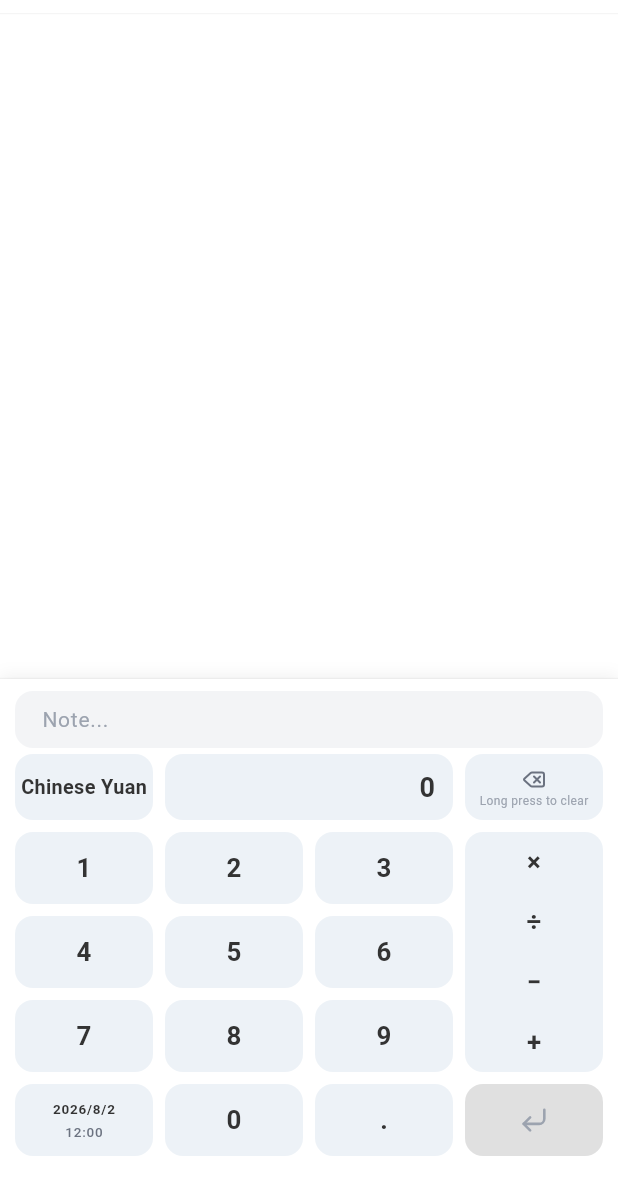
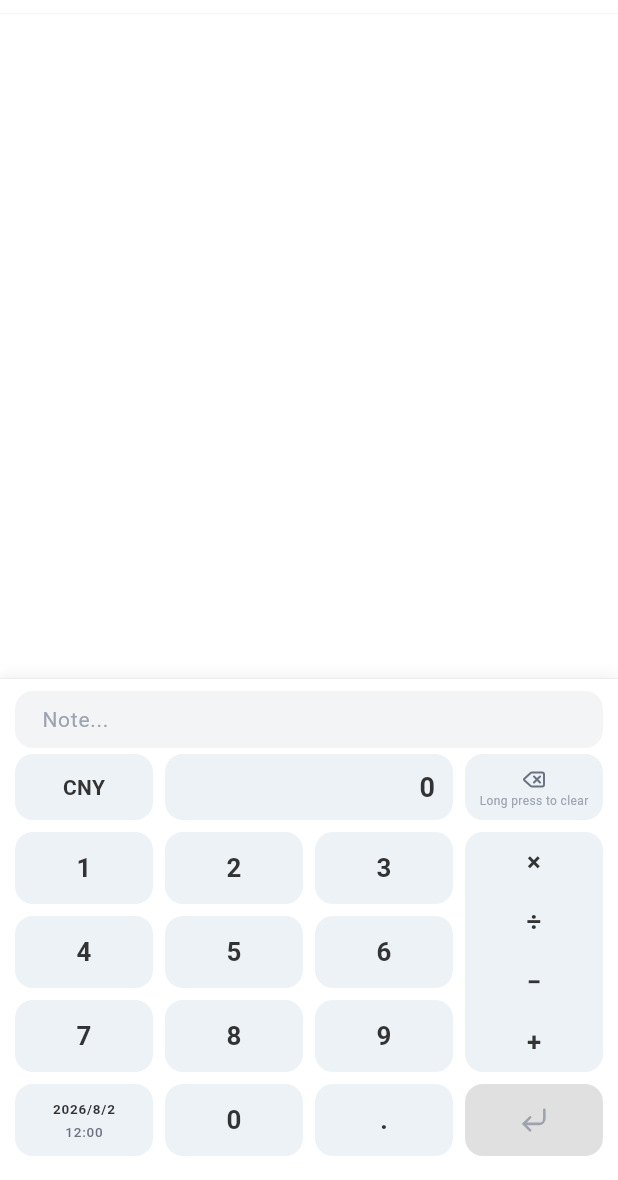
Before and after one commit to weilixiaozhi/Spitout, a Flutter app: the CalendarPage screen opened directly, after a tap on "Add entry on this day", on a phone screen of 412 x 824 dp, the part 56-1236 px from its top. Run offline on Flutter 3.47's test engine with Material 3 defaults, Android fonts, the phone set to English and light mode, and no system bars; drawn by our look-alikes of table_calendar; our stand-ins replace connectivity_plus, csv, decimal, device_info_plus, drift, file_picker and 16 more; missing offline and left inert: excel, flutter_list_view, gbk_codec, sqlite3, webdav_client; accounts and stored records are empty; generated files the repository leaves out were written again; statements that could not run were skipped.

Commit message:
fix(记账页): 币种框改用 ISO 代码，与首页徽章口径一致
- amount_expression_bar 币种框由 getCurrencyName 改为 txCurrency.toUpperCase()（CNY / USD），中文环境下不再显示「人民币」\n- 清理因此失效的 currencies.dart 导入

```diff
--- a/lib/widgets/amount_expression_bar.dart
+++ b/lib/widgets/amount_expression_bar.dart
@@ -4,7 +4,6 @@ import 'package:flutter_riverpod/flutter_riverpod.dart';
 
 import '../l10n/app_localizations.dart';
 import '../theme/colors.dart';
-import '../utils/currency/currencies.dart';
 import '../theme/icons/app_icons.dart';
 
 /// 金额栏行：[币种触发器] [金额 / 算式 / 预览结果] [删除键]。
@@ -126,11 +125,11 @@ class _AmountExpressionBarState extends ConsumerState<AmountExpressionBar> {
     return r.isEmpty ? '0' : r;
   }
 
-  /// 币种触发器：仅展示币种名称，不显示币种符号与 ISO 代码。
+  /// 币种触发器：仅展示币种 ISO 代码（如 CNY / USD），不显示符号与名称。
   ///
-  /// 设计意图：记账页输入区空间紧张，符号与 ISO 在账本/汇率等入口已充分展示，
-  /// 此处只保留币种名称以压缩宽度，与数字键 1 列宽对齐；名称偏长时由
-  /// FittedBox 等比缩小兜底，保证不溢出窄列框。
+  /// 设计意图：ISO 代码定长 3 字符，在与数字键 1 列等宽的窄框内不会挤压；
+  /// 且与首页卡片账本徽章的币种展示口径一致，避免同一币种在不同页面
+  /// 出现「人民币 / ¥ / CNY」三种写法。
   Widget _buildCurrencyChip(BuildContext context) {
     final text = Theme.of(context).textTheme;
     return InkWell(
@@ -143,12 +142,12 @@ class _AmountExpressionBarState extends ConsumerState<AmountExpressionBar> {
           color: SpitoutTokens.surfaceKeySecondary(context),
           borderRadius: BorderRadius.circular(12),
         ),
-        // 窄列宽下名称可能略超宽：FittedBox 等比缩小兜底，保证不溢出
+        // 长尾币种可能超过 3 字符：FittedBox 等比缩小兜底，保证不溢出
         child: Center(
           child: FittedBox(
             fit: BoxFit.scaleDown,
             child: Text(
-              getCurrencyName(widget.txCurrency, context),
+              widget.txCurrency.toUpperCase(),
               maxLines: 1,
               style: text.bodyMedium?.copyWith(
                 color: SpitoutTokens.textPrimary(context),
```
